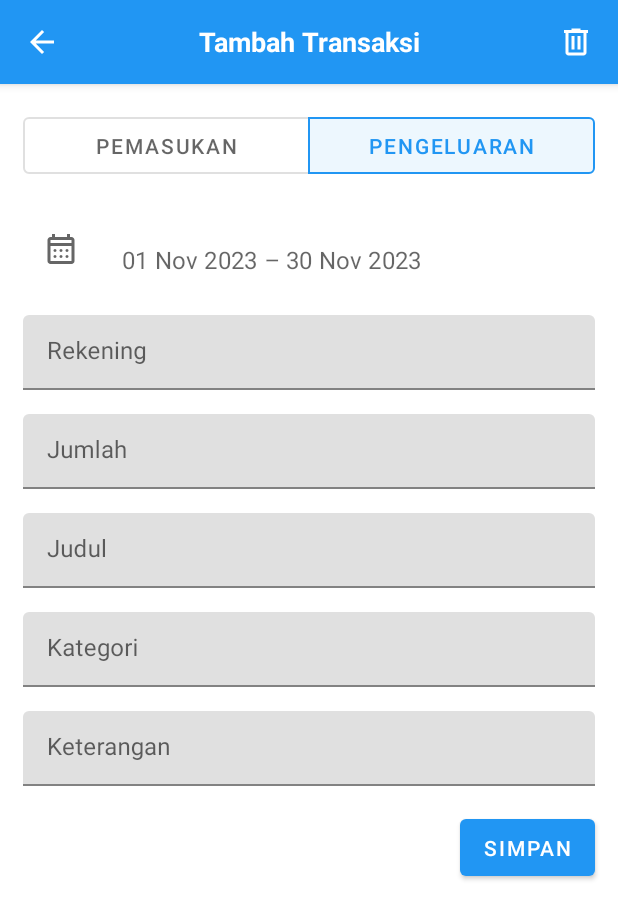
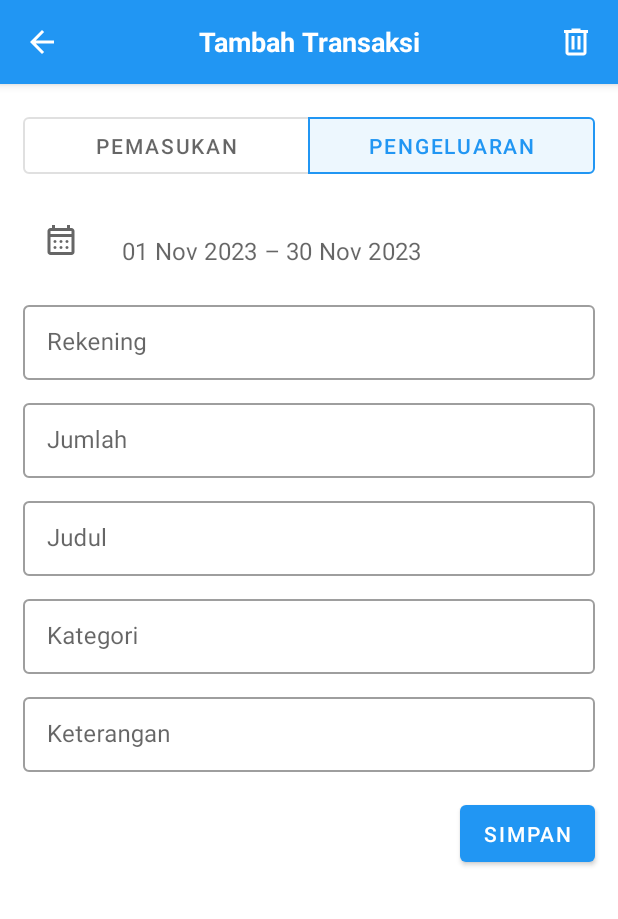
Before and after one commit to CH2-PS188/MD, an Android app: the AddTransactionActivity screen opened directly, with no data from a screen before it, on a phone screen of 412 x 824 dp. Shown: the top 919 px of the screen. Run offline under Robolectric (Android 15) with nearby library versions, the phone set to English and light mode, and no system bars; our stand-ins replace Firebase (no records; nobody signed in at launch, a user with empty details on screens opened directly); 4 statements that could not run were skipped.

Commit message:
Update UI

```diff
--- a/app/src/main/res/layout/activity_add_transaction.xml
+++ b/app/src/main/res/layout/activity_add_transaction.xml
@@ -25,7 +25,8 @@
                 android:layout_width="wrap_content"
                 android:layout_height="wrap_content"
                 android:src="@drawable/ic_back"
-                app:tint="@color/white" />
+                app:tint="@color/white"
+                android:contentDescription="@string/tambah_transaksi" />
 
             <TextView
                 android:id="@+id/title_appbar_transaction"
@@ -95,7 +96,7 @@
         <com.google.android.material.textfield.TextInputLayout
             android:layout_width="match_parent"
             android:layout_height="wrap_content"
-            android:layout_marginTop="16dp"
+            android:layout_marginTop="10dp"
             android:layout_marginHorizontal="15dp" >
 
             <FrameLayout
@@ -126,26 +127,27 @@
         <com.google.android.material.textfield.TextInputLayout
             android:layout_width="match_parent"
             android:layout_height="wrap_content"
-            android:layout_marginTop="16dp"
+            style="@style/Widget.MaterialComponents.TextInputLayout.OutlinedBox"
+            android:layout_marginTop="10dp"
             android:layout_marginHorizontal="15dp" >
 
-            <EditText
+            <com.moneo.moneo.customView.CustomUsername
                 android:id="@+id/edt_rekening"
                 android:layout_width="match_parent"
                 android:layout_height="50dp"
                 android:inputType="text"
                 android:hint="@string/rekening"/>
 
-
         </com.google.android.material.textfield.TextInputLayout>
 
         <com.google.android.material.textfield.TextInputLayout
             android:layout_width="match_parent"
             android:layout_height="wrap_content"
-            android:layout_marginTop="16dp"
+            style="@style/Widget.MaterialComponents.TextInputLayout.OutlinedBox"
+            android:layout_marginTop="10dp"
             android:layout_marginHorizontal="15dp" >
 
-            <EditText
+            <com.moneo.moneo.customView.CustomUsername
                 android:id="@+id/edt_total"
                 android:layout_width="match_parent"
                 android:layout_height="50dp"
@@ -157,10 +159,11 @@
         <com.google.android.material.textfield.TextInputLayout
             android:layout_width="match_parent"
             android:layout_height="wrap_content"
-            android:layout_marginTop="16dp"
+            style="@style/Widget.MaterialComponents.TextInputLayout.OutlinedBox"
+            android:layout_marginTop="10dp"
             android:layout_marginHorizontal="15dp" >
 
-            <EditText
+            <com.moneo.moneo.customView.CustomUsername
                 android:id="@+id/edt_title"
                 android:layout_width="match_parent"
                 android:layout_height="50dp"
@@ -172,10 +175,11 @@
         <com.google.android.material.textfield.TextInputLayout
             android:layout_width="match_parent"
             android:layout_height="wrap_content"
-            android:layout_marginTop="16dp"
+            style="@style/Widget.MaterialComponents.TextInputLayout.OutlinedBox"
+            android:layout_marginTop="10dp"
             android:layout_marginHorizontal="15dp" >
 
-            <EditText
+            <com.moneo.moneo.customView.CustomUsername
                 android:id="@+id/edt_category"
                 android:layout_width="match_parent"
                 android:layout_height="50dp"
@@ -187,10 +191,11 @@
         <com.google.android.material.textfield.TextInputLayout
             android:layout_width="match_parent"
             android:layout_height="wrap_content"
-            android:layout_marginTop="16dp"
+            style="@style/Widget.MaterialComponents.TextInputLayout.OutlinedBox"
+            android:layout_marginTop="10dp"
             android:layout_marginHorizontal="15dp" >
 
-            <EditText
+            <com.moneo.moneo.customView.CustomUsername
                 android:id="@+id/edt_description"
                 android:layout_width="match_parent"
                 android:layout_height="50dp"
--- a/app/src/main/res/layout/activity_add_update_account.xml
+++ b/app/src/main/res/layout/activity_add_update_account.xml
@@ -64,6 +64,7 @@
         <com.google.android.material.textfield.TextInputLayout
             android:layout_width="match_parent"
             android:layout_height="wrap_content"
+            style="@style/Widget.MaterialComponents.TextInputLayout.OutlinedBox"
             android:layout_marginTop="16dp"
             android:layout_marginHorizontal="15dp" >
 
@@ -79,6 +80,7 @@
         <com.google.android.material.textfield.TextInputLayout
             android:layout_width="match_parent"
             android:layout_height="wrap_content"
+            style="@style/Widget.MaterialComponents.TextInputLayout.OutlinedBox"
             android:layout_marginTop="16dp"
             android:layout_marginHorizontal="15dp" >
 
--- a/app/src/main/res/layout/activity_bahasa.xml
+++ b/app/src/main/res/layout/activity_bahasa.xml
@@ -58,6 +58,7 @@
             android:layout_height="wrap_content"
             android:padding="10dp"
             android:textSize="16sp"
+            android:checked="true"
             android:textStyle="bold"
             android:text="@string/language_indonesia"/>
         <RadioButton
--- a/app/src/main/res/values/strings.xml
+++ b/app/src/main/res/values/strings.xml
@@ -29,7 +29,7 @@
     <string name="email">Email</string>
     <string name="password">Password</string>
 
-    <string name="welcome_back">Selamat Datang Kembali</string>
+    <string name="welcome_back">Selamat Datang "\n"Kembali</string>
     <string name="have_account">Sudah punya akun</string>
     <string name="create_new_account">Buat akun baru</string>
 
```
